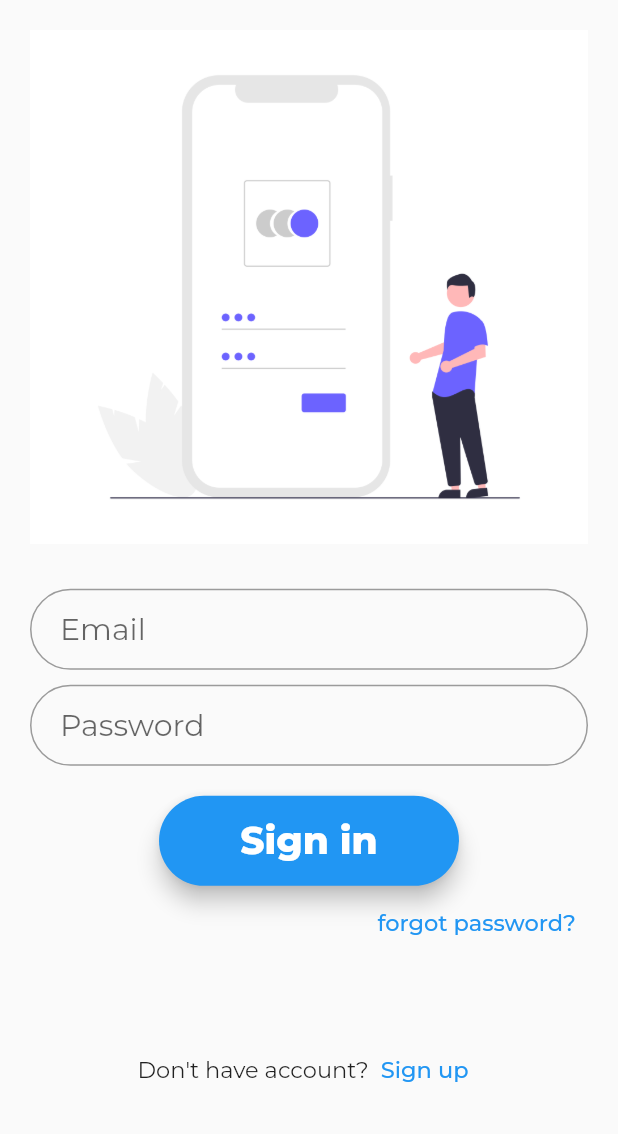
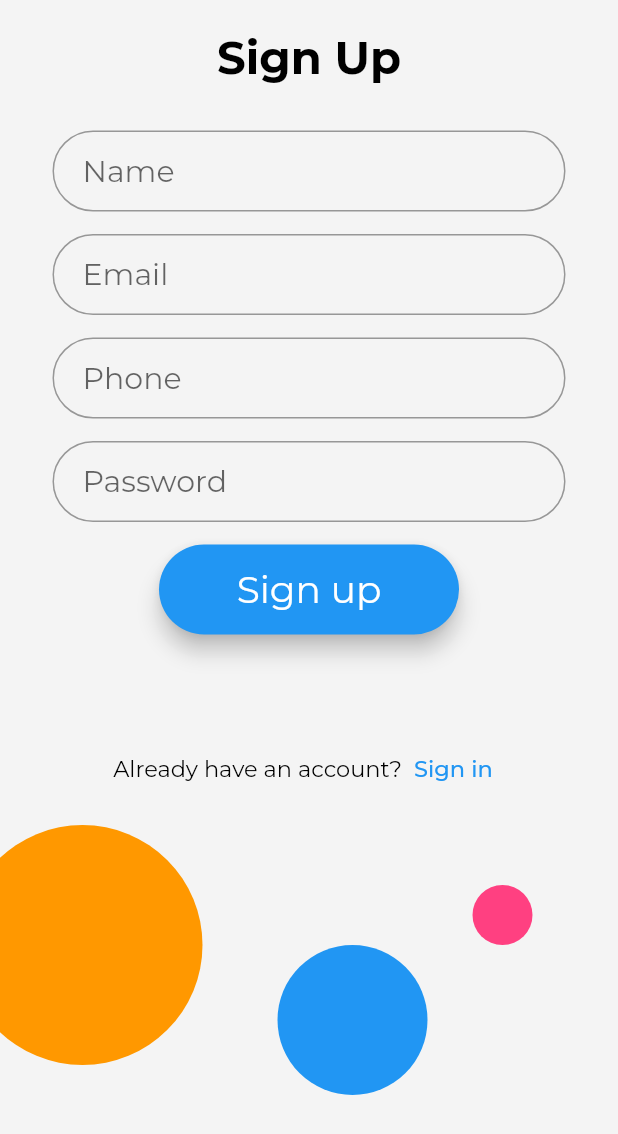
Before and after one commit to Marilyn-164/flutter_widgets, a Flutter app: the screen it shows after launch, after a tap on "Sign up", on a phone screen of 412 x 824 dp. Shown: the top 1134 px of the screen. Run offline on Flutter 3.47's test engine with Material 2 defaults, Android fonts, the phone set to English and light mode, and no system bars; our stand-ins replace google_fonts.

Commit message:
changes done

```diff
--- /dev/null
+++ b/lib/graphics.dart
@@ -0,0 +1,52 @@
+import 'package:flutter/material.dart';
+
+class CurvePainter extends CustomPainter {
+  @override
+  void paint(Canvas canvas, Size size) {
+    Path path = Path();
+    Paint paint = Paint();
+
+    path = Path();
+    path.lineTo(0, size.height * 0.75);
+    path.quadraticBezierTo(size.width * 0.10, size.height * 0.55,
+        size.width * 0.22, size.height * 0.70);
+    path.quadraticBezierTo(size.width * 0.30, size.height * 0.90,
+        size.width * 0.40, size.height * 0.75);
+    path.quadraticBezierTo(size.width * 0.52, size.height * 0.50,
+        size.width * 0.65, size.height * 0.70);
+    path.quadraticBezierTo(
+        size.width * 0.75, size.height * 0.85, size.width, size.height * 0.60);
+    path.lineTo(size.width, 0);
+    path.close();
+    paint.color = Colors.purpleAccent;
+    canvas.drawPath(path, paint);
+
+    path = Path();
+    path.addOval(
+      Rect.fromCircle(center: Offset(350, 680), radius: 60.0),
+    );
+    path.close();
+    paint.color = Colors.blue;
+    canvas.drawPath(path, paint);
+
+    path = Path();
+    path.addOval(
+      Rect.fromCircle(center: Offset(400, 560), radius: 40.0),
+    );
+    path.close();
+    paint.color = Colors.pinkAccent;
+    canvas.drawPath(path, paint);
+
+    path = Path();
+    path.addOval(
+      Rect.fromCircle(center: Offset(20, 660), radius: 80.0),
+    );
+    paint.color = Colors.teal;
+    canvas.drawPath(path, paint);
+  }
+
+  @override
+  bool shouldRepaint(CustomPainter oldDelegate) {
+    return oldDelegate != this;
+  }
+}
--- a/lib/login.dart
+++ b/lib/login.dart
@@ -1,6 +1,5 @@
 import 'package:flutter/material.dart';
 
-import 'package:flutter/material.dart';
 
 class LoginPage extends StatelessWidget {
   const LoginPage({Key key}) : super(key: key);
--- a/lib/main.dart
+++ b/lib/main.dart
@@ -1,5 +1,9 @@
+import 'package:flutter/foundation.dart';
 import 'package:flutter/material.dart';
+import 'package:flutter_application_1/graphics.dart';
+import 'package:flutter_application_1/signup.dart';
 import 'package:google_fonts/google_fonts.dart';
+
 
 void main() {
   runApp(MyApp());
@@ -32,22 +36,32 @@ class MyHomePage extends StatefulWidget {
 
 class _MyHomePageState extends State<MyHomePage> {
   int counter = 0;
-
+  TextEditingController txtEmail = new TextEditingController();
+  TextEditingController txtPassword = new TextEditingController();
+  String e, p;
   @override
   Widget build(BuildContext context) {
     final loginButton = Material(
-
       elevation: 6,
-      borderRadius: BorderRadius.circular(40),
+      borderRadius: BorderRadius.circular(10),
       color: Colors.blue,
       child: MaterialButton(
-        onPressed: () {},
+        onPressed: () {
+          e = txtEmail.text;
+          p = txtPassword.text;
+
+          if (txtEmail.text.isEmpty && txtPassword.text.isEmpty) {
+            return false;
+          } else {
+            print('Email: $e , Password: $p');
+          }
+        },
         padding: EdgeInsets.fromLTRB(20, 15, 20, 15),
         child: Text(
           'Sign in',
           style: GoogleFonts.montserrat(
             fontSize: 25,
-            fontWeight: FontWeight.w800,
+            fontWeight: FontWeight.normal,
             color: Colors.white,
           ),
         ),
@@ -56,45 +70,101 @@ class _MyHomePageState extends State<MyHomePage> {
     );
 
     final txtField1 = TextField(
-
+      onTap: () {},
+      controller: txtEmail,
       textInputAction: TextInputAction.next,
       obscureText: false,
       style: GoogleFonts.montserrat(
         fontSize: 20.0,
       ),
       decoration: InputDecoration(
-
+        alignLabelWithHint: true,
+        labelText: 'Email',
+        labelStyle: GoogleFonts.montserrat(fontSize: 20.0, color: Colors.blue),
+        floatingLabelBehavior: FloatingLabelBehavior.always,
         contentPadding: EdgeInsets.fromLTRB(20.0, 15.0, 20.0, 15.0),
-        hintText: 'Email',
-        border: OutlineInputBorder( borderRadius: BorderRadius.circular(40),),
+        border: OutlineInputBorder(
+          borderRadius: BorderRadius.circular(10),
+        ),
       ),
     );
 
     final txtField2 = TextField(
+      cursorColor: Colors.blue,
+      onTap: () {},
+      controller: txtPassword,
       obscureText: true,
       style: GoogleFonts.montserrat(
         fontSize: 20.0,
       ),
       decoration: InputDecoration(
+        labelText: 'Password',
+        labelStyle: GoogleFonts.montserrat(fontSize: 20.0, color: Colors.blue),
+        floatingLabelBehavior: FloatingLabelBehavior.always,
         contentPadding: EdgeInsets.fromLTRB(20.0, 15.0, 20.0, 15.0),
-        hintText: 'Password',
-        border: OutlineInputBorder(borderRadius: BorderRadius.circular(40),),
+        border: OutlineInputBorder(
+          borderRadius: BorderRadius.circular(10),
+        ),
       ),
     );
 
-    final  img1 = Image.asset(
-      'assets/1.png',
-    );
-    final img2 = CircleAvatar(
-      backgroundImage: NetworkImage(
-          'https://images.unsplash.com/photo-1487243528516-7fa712e910f4?ixlib=rb-1.2.1&ixid=MnwxMjA3fDB8MHxwaG90by1wYWdlfHx8fGVufDB8fHx8&auto=format&fit=crop&w=752&q=80'),
-      radius: 100.0,
-      backgroundColor: Colors.transparent,
-    );
+    // final img1 = Image.asset(
+    //   'assets/1.png',
+    // );
+    // final img2 = CircleAvatar(
+    //   backgroundImage: NetworkImage(
+    //       'https://images.unsplash.com/photo-1487243528516-7fa712e910f4?ixlib=rb-1.2.1&ixid=MnwxMjA3fDB8MHxwaG90by1wYWdlfHx8fGVufDB8fHx8&auto=format&fit=crop&w=752&q=80'),
+    //   radius: 100.0,
+    //   backgroundColor: Colors.transparent,
+    // );
 
     return Scaffold(
+      drawer: Drawer(
+        child: ListView(
+          children: [
 
-      body: ListView(
+            UserAccountsDrawerHeader(
+              accountName: Text('NextinGo'),
+              accountEmail: Text('nextingoindia@gmail.com'),
+              currentAccountPicture: CircleAvatar(
+                backgroundColor: Colors.white,
+                child: Text('Next',style: GoogleFonts.montserrat(color: Colors.blue, fontSize: 25,),),
+              ),
+            ),
+
+ListTile(
+  leading: Icon(Icons.settings),
+  title: Text('Settings'),
+  trailing: Text('27/04/2021'),
+  subtitle: Text('Update values'),
+),
+ListTile(
+  leading: Icon(Icons.dock_outlined),
+  title: Text('FAQ'),
+  trailing: Text(''),
+  subtitle: Text('Read before raising tickets'),
+),
+ListTile(
+  leading: Icon(Icons.logout),
+  title: Text('Logout'),
+  trailing: Text(''),
+  subtitle: Text('This will sign you out'),
+),
+
+          ],
+        ),
+      ),
+      backgroundColor: Colors.white,
+      body: SafeArea(
+        child: Stack(
+          children: [
+            CustomPaint(
+                child: Container(
+                  height: 150.0,
+                ),
+                painter: CurvePainter()),
+            Container(
+              child: ListView(
                 children: [
                   Padding(
                     padding: const EdgeInsets.all(20.0),
@@ -104,23 +174,56 @@ class _MyHomePageState extends State<MyHomePage> {
                       children: <Widget>[
                         Column(
                           mainAxisAlignment: MainAxisAlignment.spaceEvenly,
-
                           children: [
-                    img1,
-                    SizedBox(height: 30.0,),
+                            Padding(
+                              padding: const EdgeInsets.all(15.0),
+                              child: Text(
+                                'Sign in',
+                                style: GoogleFonts.montserrat(
+                                  fontSize: 40.0,
+                                  fontWeight: FontWeight.bold,
+                                  color: Colors.white,
+                                ),
+                              ),
+                            ),
+                            SizedBox(
+                              height: 50.0,
+                            ),
+                            Card(
+                              color: Colors.white,
+                              shape: RoundedRectangleBorder(
+                                borderRadius: BorderRadius.circular(20.0),
+                              ),
+                              elevation: 6,
+                              child: Padding(
+                                padding: const EdgeInsets.only(
+                                    top: 30.0,
+                                    bottom: 15.0,
+                                    right: 20.0,
+                                    left: 20.0),
+                                child: Column(
+                                  children: [
+                                    SizedBox(
+                                      height: 10.0,
+                                    ),
                                     txtField1,
-                    SizedBox(height: 10.0,),
+                                    SizedBox(
+                                      height: 20.0,
+                                    ),
                                     txtField2,
-                    SizedBox(height: 20.0,),
-                    Container(
-                      width: 200.0,
-                      child: loginButton),
-                    Row(
-                      mainAxisAlignment: MainAxisAlignment.end,
+                                    SizedBox(
+                                      height: 25.0,
+                                    ),
+                                    Container(width: 200.0, child: loginButton),
+                                    Padding(
+                                      padding: const EdgeInsets.only(top: 20.0),
+                                      child: Row(
+                                        mainAxisAlignment:
+                                            MainAxisAlignment.end,
                                         children: [
                                           TextButton(
                                             child: Text(
-                            'forgot password?',
+                                              'Forgot Password?',
                                               style: GoogleFonts.montserrat(
                                                 fontSize: 15,
                                               ),
@@ -129,20 +232,40 @@ mainAxisAlignment: MainAxisAlignment.spaceEvenly,
                                           ),
                                         ],
                                       ),
+                                    ),
                                   ],
                                 ),
-               SizedBox(height: 50.0,),
+                              ),
+                            ),
+                          ],
+                        ),
+                        SizedBox(
+                          height: 30.0,
+                        ),
                         Row(
                           mainAxisAlignment: MainAxisAlignment.center,
                           children: [
-                    Text('Don\'t have account?',style: GoogleFonts.montserrat(
+                            Text(
+                              'Don\'t have account?',
+                              style: GoogleFonts.montserrat(
                                 fontSize: 15,
-                        ),),
+                              ),
+                            ),
                             TextButton(
-                      onPressed: () {},
-                      child: Text('Sign up',style: GoogleFonts.montserrat(
+                              onPressed: () {
+                                Navigator.push(
+                                  context,
+                                  MaterialPageRoute(
+                                    builder: (context) => SignupPage(),
+                                  ),
+                                );
+                              },
+                              child: Text(
+                                'Sign up',
+                                style: GoogleFonts.montserrat(
                                   fontSize: 15,
-                        ),),
+                                ),
+                              ),
                             )
                           ],
                         ),
@@ -151,6 +274,10 @@ mainAxisAlignment: MainAxisAlignment.spaceEvenly,
                   ),
                 ],
               ),
+            ),
+          ],
+        ),
+      ),
     );
   }
 }
--- /dev/null
+++ b/lib/signup.dart
@@ -0,0 +1,247 @@
+import 'dart:ui';
+import 'package:flutter/material.dart';
+import 'package:google_fonts/google_fonts.dart';
+
+class SignupPage extends StatefulWidget {
+  SignupPage({Key key}) : super(key: key);
+
+  @override
+  _SignupPageState createState() => _SignupPageState();
+}
+
+class _SignupPageState extends State<SignupPage> {
+  TextEditingController txtName = new TextEditingController();
+
+  TextEditingController txtEmail = new TextEditingController();
+
+  TextEditingController txtPhone = new TextEditingController();
+
+  TextEditingController txtPassword = new TextEditingController();
+
+  @override
+  Widget build(BuildContext context) {
+    final nameTxt = TextField(
+      onTap: () {},
+      controller: txtName,
+      textInputAction: TextInputAction.next,
+      obscureText: false,
+      keyboardType: TextInputType.name,
+      style: GoogleFonts.montserrat(
+        fontSize: 20.0,
+      ),
+      decoration: InputDecoration(
+        contentPadding: EdgeInsets.fromLTRB(20.0, 15.0, 20.0, 15.0),
+        hintText: 'Name',
+        border: OutlineInputBorder(
+          borderRadius: BorderRadius.circular(40),
+        ),
+      ),
+    );
+
+    final emailTxt = TextField(
+      onTap: () {},
+      controller: txtEmail,
+      textInputAction: TextInputAction.next,
+      obscureText: false,
+      keyboardType: TextInputType.emailAddress,
+      style: GoogleFonts.montserrat(
+        fontSize: 20.0,
+      ),
+      decoration: InputDecoration(
+        contentPadding: EdgeInsets.fromLTRB(20.0, 15.0, 20.0, 15.0),
+        hintText: 'Email',
+        border: OutlineInputBorder(
+          borderRadius: BorderRadius.circular(40),
+        ),
+      ),
+    );
+
+    final phoneTxt = TextField(
+      onTap: () {},
+      controller: txtPhone,
+      textInputAction: TextInputAction.next,
+      obscureText: false,
+      keyboardType: TextInputType.phone,
+      style: GoogleFonts.montserrat(
+        fontSize: 20.0,
+      ),
+      decoration: InputDecoration(
+        contentPadding: EdgeInsets.fromLTRB(20.0, 15.0, 20.0, 15.0),
+        hintText: 'Phone',
+        border: OutlineInputBorder(
+          borderRadius: BorderRadius.circular(40),
+        ),
+      ),
+    );
+
+    final passwordTxt = TextField(
+      onTap: () {},
+      controller: txtPassword,
+      obscureText: true,
+      style: GoogleFonts.montserrat(
+        fontSize: 20.0,
+      ),
+      decoration: InputDecoration(
+        contentPadding: EdgeInsets.fromLTRB(20.0, 15.0, 20.0, 15.0),
+        hintText: 'Password',
+        border: OutlineInputBorder(
+          borderRadius: BorderRadius.circular(40),
+        ),
+      ),
+    );
+
+    final signupButton = Material(
+      elevation: 6,
+      borderRadius: BorderRadius.circular(40),
+      color: Colors.blue,
+      child: MaterialButton(
+        onPressed: () {},
+        padding: EdgeInsets.fromLTRB(20, 15, 20, 15),
+        child: Text(
+          'Sign up',
+          style: GoogleFonts.montserrat(
+            fontSize: 25,
+            fontWeight: FontWeight.normal,
+            color: Colors.white,
+          ),
+        ),
+        minWidth: MediaQuery.of(context).size.width,
+      ),
+    );
+
+    return Scaffold(
+      backgroundColor: Color(0xf5f4f4f4),
+      body: Center(
+        child: SafeArea(
+          child: Container(
+            padding: EdgeInsets.only(left: 35.0, right: 35.0),
+            height: MediaQuery.of(context).size.height,
+            child: ListView(
+              children: [
+                Stack(
+                  children: [
+
+                    CustomPaint(
+                      child: Container(),
+                      painter: CurvePainter2(),
+                    ),
+                    Column(
+                      children: [
+                        Padding(
+                          padding: const EdgeInsets.only(top: 20.0, bottom: 30.0),
+                          child: Text(
+                            'Sign Up',
+                            style: GoogleFonts.montserrat(
+                              fontSize: 30,
+                              fontWeight: FontWeight.bold,
+                              color: Colors.black,
+                            ),
+                          ),
+                        ),
+                        Padding(
+                          padding: EdgeInsets.only(bottom: 15.0),
+                          child: nameTxt,
+                        ),
+                        Padding(
+                          padding: EdgeInsets.only(bottom: 15.0),
+                          child: emailTxt,
+                        ),
+                        Padding(
+                          padding: EdgeInsets.only(bottom: 15.0),
+                          child: phoneTxt,
+                        ),
+                        Padding(
+                          padding: EdgeInsets.only(bottom: 15.0),
+                          child: passwordTxt,
+                        ),
+                        Padding(
+                          padding: EdgeInsets.only(bottom: 15.0),
+                          child: Container(
+                            width: 200.0,
+                            child: signupButton,
+                          ),
+                        ),
+                        SizedBox(
+                          height: 50.0,
+                        ),
+                        Row(
+                          mainAxisAlignment: MainAxisAlignment.center,
+                          children: [
+                            Text(
+                              'Already have an account?',
+                              style: GoogleFonts.montserrat(
+                                color: Colors.black,
+                                fontSize: 15.0,
+                              ),
+                            ),
+                            TextButton(
+                              onPressed: () {
+                                Navigator.pop(context);
+                              },
+                              child: Text(
+                                'Sign in',
+                                style: GoogleFonts.montserrat(
+                                  color: Colors.blue,
+                                  fontSize: 15.0,
+                                ),
+                              ),
+                            ),
+                          ],
+                        ),
+                      ],
+                    ),
+                  ],
+                ),
+              ],
+            ),
+          ),
+        ),
+      ),
+    );
+  }
+}
+
+
+class CurvePainter2 extends CustomPainter {
+
+  @override
+  void paint(Canvas canvas, Size size) {
+    Path path = Path();
+    Paint paint = Paint();
+
+//Circle 1
+    path = Path();
+    path.addOval(
+      Rect.fromCircle(center: Offset(200, 680), radius: 50.0),
+    );
+    path.close();
+    paint.color = Colors.blue;
+    canvas.drawPath(path, paint);
+
+
+////Circle 2
+    path = Path();
+    path.addOval(
+      Rect.fromCircle(center: Offset(300, 610), radius: 20.0),
+    );
+    path.close();
+    paint.color = Colors.pinkAccent;
+    canvas.drawPath(path, paint);
+
+
+////Circle 3
+    path = Path();
+    path.addOval(
+      Rect.fromCircle(center: Offset(20, 630), radius: 80.0),
+    );
+    paint.color = Colors.orange;
+    canvas.drawPath(path, paint);
+
+
+  }
+
+  @override
+  bool shouldRepaint(CustomPainter oldDelegate) {
+    return oldDelegate != this;
+  }
+}
```
Lines whose indentation alone changed are shown as unchanged.
